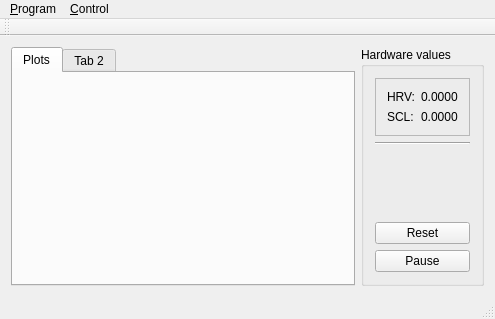
Old version of the form src/mainwindow.ui in the repository seberm/qlightstone.
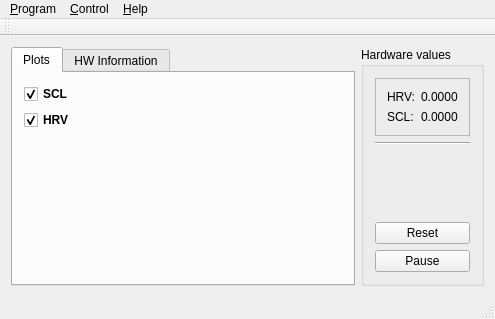
New version of the form.

The edit to the form file:
```diff
--- a/src/mainwindow.ui
+++ b/src/mainwindow.ui
@@ -24,15 +24,67 @@
        <attribute name="title">
         <string>Plots</string>
        </attribute>
-       <layout class="QGridLayout" name="gridLayout_2">
-        <item row="0" column="0">
+       <layout class="QHBoxLayout" name="horizontalLayout_4">
+        <item>
          <layout class="QVBoxLayout" name="layoutTabPlots"/>
         </item>
+        <item>
+         <layout class="QVBoxLayout" name="verticalLayout_3">
+          <item>
+           <widget class="QCheckBox" name="checkBoxShowSCL">
+            <property name="font">
+             <font>
+              <weight>75</weight>
+              <bold>true</bold>
+             </font>
+            </property>
+            <property name="text">
+             <string>SCL</string>
+            </property>
+            <property name="checked">
+             <bool>true</bool>
+            </property>
+           </widget>
+          </item>
+          <item>
+           <widget class="QCheckBox" name="checkBoxShowHRV">
+            <property name="font">
+             <font>
+              <weight>75</weight>
+              <bold>true</bold>
+             </font>
+            </property>
+            <property name="text">
+             <string>HRV</string>
+            </property>
+            <property name="checked">
+             <bool>true</bool>
+            </property>
+            <property name="tristate">
+             <bool>false</bool>
+            </property>
+           </widget>
+          </item>
+          <item>
+           <spacer name="verticalSpacer_2">
+            <property name="orientation">
+             <enum>Qt::Vertical</enum>
+            </property>
+            <property name="sizeHint" stdset="0">
+             <size>
+              <width>20</width>
+              <height>40</height>
+             </size>
+            </property>
+           </spacer>
+          </item>
+         </layout>
+        </item>
        </layout>
       </widget>
       <widget class="QWidget" name="tab_2">
        <attribute name="title">
-        <string>Tab 2</string>
+        <string>HW Information</string>
        </attribute>
       </widget>
      </widget>
@@ -167,8 +219,18 @@
     <addaction name="actionPause"/>
     <addaction name="actionReset"/>
    </widget>
+   <widget class="QMenu" name="menu_Help">
+    <property name="title">
+     <string>&amp;Help</string>
+    </property>
+    <addaction name="actionReport_Bug"/>
+    <addaction name="separator"/>
+    <addaction name="action_About"/>
+    <addaction name="actionAbout_Qt"/>
+   </widget>
    <addaction name="menuMenu"/>
    <addaction name="menu_Control"/>
+   <addaction name="menu_Help"/>
   </widget>
   <widget class="QToolBar" name="mainToolBar">
    <attribute name="toolBarArea">
```
Left out of the diff: 77 changed lines with no effect on the pictures.
